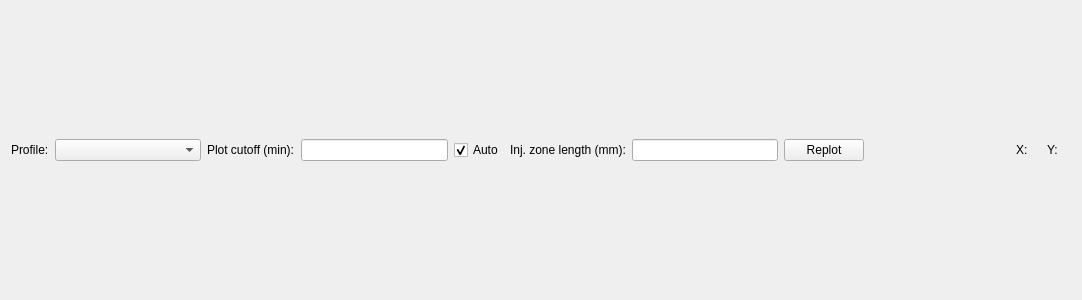
First picture: the form in src/ui/signalplotwidget.ui, repository echmet/PeakMasterNG, before the edit.
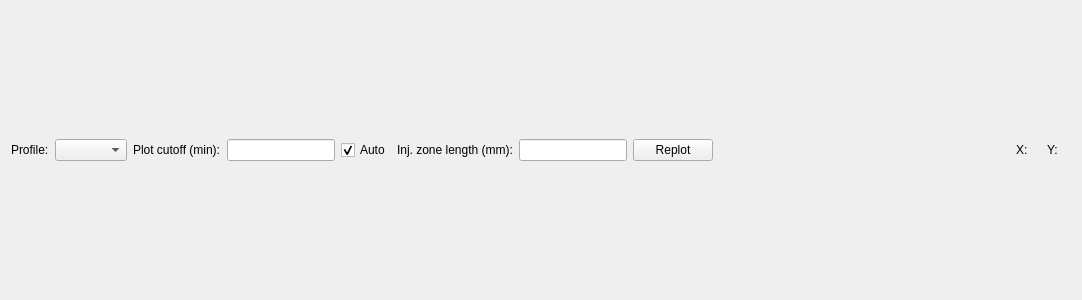
Second picture: the form after the edit. Custom widgets are drawn as their Qt base class.

Commit message: Fix bouncing plot controls

Patch:
```diff
--- a/src/ui/signalplotwidget.ui
+++ b/src/ui/signalplotwidget.ui
@@ -26,7 +26,7 @@
      <item>
       <widget class="QComboBox" name="qcbox_signal">
        <property name="sizePolicy">
-        <sizepolicy hsizetype="MinimumExpanding" vsizetype="Fixed">
+        <sizepolicy hsizetype="Preferred" vsizetype="Fixed">
          <horstretch>0</horstretch>
          <verstretch>0</verstretch>
         </sizepolicy>
@@ -41,7 +41,14 @@
       </widget>
      </item>
      <item>
-      <widget class="FloatingValueLineEdit" name="qle_plotCutoff"/>
+      <widget class="FloatingValueLineEdit" name="qle_plotCutoff">
+       <property name="sizePolicy">
+        <sizepolicy hsizetype="Preferred" vsizetype="Fixed">
+         <horstretch>0</horstretch>
+         <verstretch>0</verstretch>
+        </sizepolicy>
+       </property>
+      </widget>
      </item>
      <item>
       <widget class="QCheckBox" name="qcb_autoPlotCutoff">
@@ -61,7 +68,14 @@
       </widget>
      </item>
      <item>
-      <widget class="FloatingValueLineEdit" name="qle_injZoneLength"/>
+      <widget class="FloatingValueLineEdit" name="qle_injZoneLength">
+       <property name="sizePolicy">
+        <sizepolicy hsizetype="Preferred" vsizetype="Fixed">
+         <horstretch>0</horstretch>
+         <verstretch>0</verstretch>
+        </sizepolicy>
+       </property>
+      </widget>
      </item>
      <item>
       <widget class="QPushButton" name="qpb_replot">
@@ -75,6 +89,9 @@
        <property name="orientation">
         <enum>Qt::Horizontal</enum>
        </property>
+       <property name="sizeType">
+        <enum>QSizePolicy::Expanding</enum>
+       </property>
        <property name="sizeHint" stdset="0">
         <size>
          <width>40</width>
```
